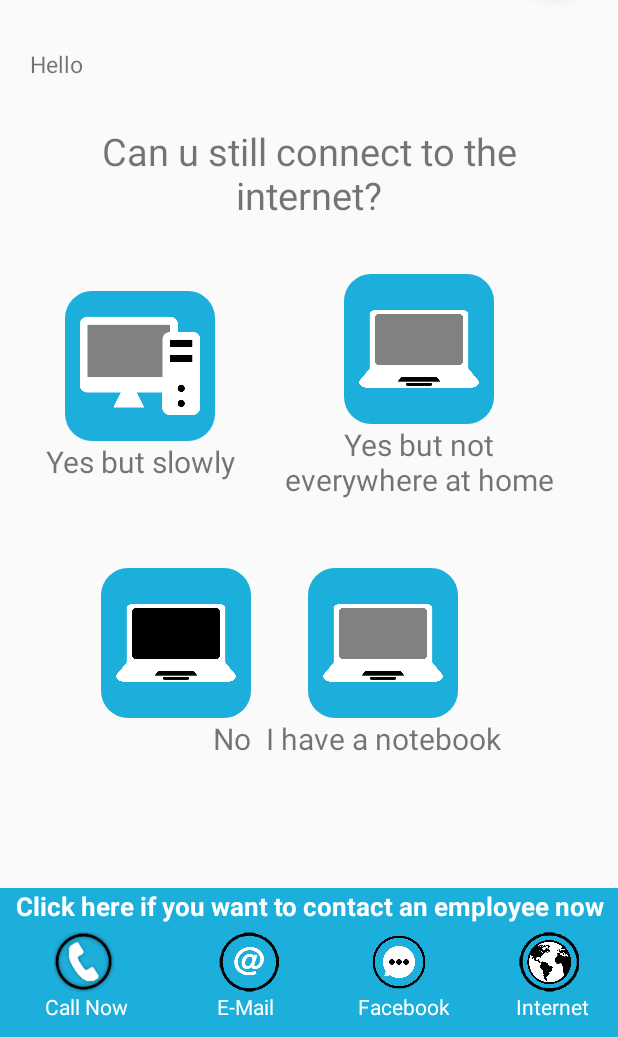
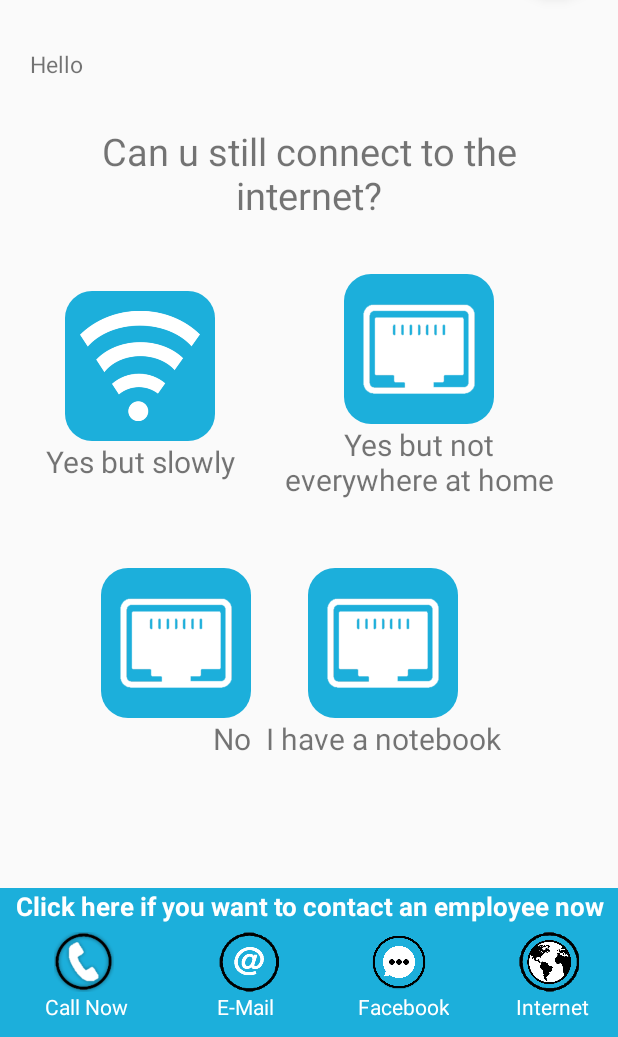
Before and after one commit to swavans/PCmeesters.nl-APP, an Android app: the InternetProblemsActivity screen opened directly, with no data from a screen before it, after a tap on "buttonA", on a phone screen of 412 x 824 dp, the part 199-1236 px from its top. Run offline under Robolectric (Android 15) with nearby library versions, the phone set to English and light mode, and no system bars.

Commit message:
Images added to the arraylist Strings

```diff
--- a/app/src/main/java/nl/pcmeesters/pcmeestersnl/InternetProblemsActivity.java
+++ b/app/src/main/java/nl/pcmeesters/pcmeestersnl/InternetProblemsActivity.java
@@ -1,7 +1,9 @@
 package nl.pcmeesters.pcmeestersnl;
 
+import android.graphics.drawable.Drawable;
 import android.os.Bundle;
 import android.view.View;
+import android.widget.ImageButton;
 import android.widget.TextView;
 
 import com.google.android.gms.common.server.converter.StringToIntConverter;
@@ -33,21 +35,39 @@ public class InternetProblemsActivity  extends BottomBarActivity{
         switch (currentQuestion.size())
         {
 
-            case 5:setContentView(R.layout.two_answer_question);
+            case 7:setContentView(R.layout.two_answer_question);
                 TextView answer2A = (TextView) findViewById(R.id.answerA);
                 answer2A.setText(currentQuestion.get(1));
                 TextView answer2B = (TextView) findViewById(R.id.answerB);
                 answer2B.setText(currentQuestion.get(3));
+
+                ImageButton button2A = (ImageButton) findViewById(R.id.buttonA);
+                ImageButton button2B = (ImageButton) findViewById(R.id.buttonB);
+                Drawable drawable2A = getResources().getDrawable(getResources().getIdentifier(currentQuestion.get(5), "drawable", getPackageName()),getTheme());
+                button2A.setImageDrawable(drawable2A);
+                Drawable drawable2B = getResources().getDrawable(getResources().getIdentifier(currentQuestion.get(6), "drawable", getPackageName()),getTheme());
+                button2B.setImageDrawable(drawable2B);
                 break;
-            case 7:setContentView(R.layout.three_answer_question);
+            case 10:setContentView(R.layout.three_answer_question);
                 TextView answer3A = (TextView) findViewById(R.id.answerA);
                 answer3A.setText(currentQuestion.get(1));
                 TextView answer3B = (TextView) findViewById(R.id.answerB);
                 answer3B.setText(currentQuestion.get(3));
                 TextView answer3C = (TextView) findViewById(R.id.answerC);
                 answer3C.setText(currentQuestion.get(5));
+
+                ImageButton button3A = (ImageButton) findViewById(R.id.buttonA);
+                ImageButton button3B = (ImageButton) findViewById(R.id.buttonB);
+                ImageButton button3C = (ImageButton) findViewById(R.id.buttonC);
+                Drawable drawable3A = getResources().getDrawable(getResources().getIdentifier(currentQuestion.get(7), "drawable", getPackageName()),getTheme());
+                button3A.setImageDrawable(drawable3A);
+                Drawable drawable3B = getResources().getDrawable(getResources().getIdentifier(currentQuestion.get(8), "drawable", getPackageName()),getTheme());
+                button3B.setImageDrawable(drawable3B);
+                Drawable drawable3C = getResources().getDrawable(getResources().getIdentifier(currentQuestion.get(9), "drawable", getPackageName()),getTheme());
+                button3C.setImageDrawable(drawable3C);
+
                 break;
-            case 9:setContentView(R.layout.four_answer_question);
+            case 13:setContentView(R.layout.four_answer_question);
                 TextView answer4A = (TextView) findViewById(R.id.answerA);
                 answer4A.setText(currentQuestion.get(1));
                 TextView answer4B = (TextView) findViewById(R.id.answerB);
@@ -56,7 +76,18 @@ public class InternetProblemsActivity  extends BottomBarActivity{
                 answer4C.setText(currentQuestion.get(5));
                 TextView answer4D = (TextView) findViewById(R.id.answerC);
                 answer4D.setText(currentQuestion.get(7));
-
+                ImageButton button4A = (ImageButton) findViewById(R.id.buttonA);
+                ImageButton button4B = (ImageButton) findViewById(R.id.buttonB);
+                ImageButton button4C = (ImageButton) findViewById(R.id.buttonC);
+                ImageButton button4D = (ImageButton) findViewById(R.id.buttonD);
+                Drawable drawable4A = getResources().getDrawable(getResources().getIdentifier(currentQuestion.get(9), "drawable", getPackageName()),getTheme());
+                button4A.setImageDrawable(drawable4A);
+                Drawable drawable4B = getResources().getDrawable(getResources().getIdentifier(currentQuestion.get(10), "drawable", getPackageName()),getTheme());
+                button4B.setImageDrawable(drawable4B);
+                Drawable drawable4C = getResources().getDrawable(getResources().getIdentifier(currentQuestion.get(11), "drawable", getPackageName()),getTheme());
+                button4C.setImageDrawable(drawable4C);
+                Drawable drawable4D = getResources().getDrawable(getResources().getIdentifier(currentQuestion.get(12), "drawable", getPackageName()),getTheme());
+                button4D.setImageDrawable(drawable4D);
                 break;
             default:
                 setContentView(R.layout.sign_in);
@@ -109,7 +140,8 @@ public class InternetProblemsActivity  extends BottomBarActivity{
          ArrayList<String> question5 = new ArrayList<>();
         String[] questionPart0 = new String[]{getString(R.string.iQuestion0_question),
                 getString(R.string.iQuestion0_answerA),getString(R.string.iQuestion0_nextIDA),
-                getString(R.string.iQuestion0_answerB),getString(R.string.iQuestion0_nextIDB)};
+                getString(R.string.iQuestion0_answerB),getString(R.string.iQuestion0_nextIDB),
+                getString(R.string.iQuestion0_imageA),getString(R.string.iQuestion0_imageB)};
         question0.addAll(Arrays.asList(questionPart0));
         questions.add(question0);
 
@@ -117,20 +149,25 @@ public class InternetProblemsActivity  extends BottomBarActivity{
                 getString(R.string.iQuestion1_answerA),getString(R.string.iQuestion1_nextIDA),
                 getString(R.string.iQuestion1_answerB),getString(R.string.iQuestion1_nextIDB),
                 getString(R.string.iQuestion1_answerC),getString(R.string.iQuestion1_nextIDC),
-                getString(R.string.iQuestion1_answerD),getString(R.string.iQuestion1_nextIDD)};
+                getString(R.string.iQuestion1_answerD),getString(R.string.iQuestion1_nextIDD),
+                getString(R.string.iQuestion1_imageA),getString(R.string.iQuestion1_imageB),
+                getString(R.string.iQuestion1_imageC),getString(R.string.iQuestion1_imageD)};
         question1.addAll(Arrays.asList(questionPart1));
         questions.add(question1);
 
         String[] questionPart2 = new String[]{getString(R.string.iQuestion2_question),
                 getString(R.string.iQuestion2_answerA),getString(R.string.iQuestion2_nextIDA),
-                getString(R.string.iQuestion2_answerB),getString(R.string.iQuestion2_nextIDB)};
+                getString(R.string.iQuestion2_answerB),getString(R.string.iQuestion2_nextIDB),
+                getString(R.string.iQuestion2_imageA),getString(R.string.iQuestion2_imageB)};
         question2.addAll(Arrays.asList(questionPart2));
         questions.add(question2);
 
         String[] questionPart3 = new String[]{getString(R.string.iQuestion3_question),
                 getString(R.string.iQuestion3_answerA),getString(R.string.iQuestion3_nextIDA),
                 getString(R.string.iQuestion3_answerB),getString(R.string.iQuestion3_nextIDB),
-                getString(R.string.iQuestion3_answerC),getString(R.string.iQuestion3_nextIDC)
+                getString(R.string.iQuestion3_answerC),getString(R.string.iQuestion3_nextIDC),
+                getString(R.string.iQuestion3_imageA),getString(R.string.iQuestion3_imageB),
+                getString(R.string.iQuestion3_imageC)
         };
         question3.addAll(Arrays.asList(questionPart3));
         questions.add(question3);
@@ -138,14 +175,18 @@ public class InternetProblemsActivity  extends BottomBarActivity{
         String[] questionPart4 = new String[]{getString(R.string.iQuestion4_question),
                 getString(R.string.iQuestion4_answerA),getString(R.string.iQuestion4_nextIDA),
                 getString(R.string.iQuestion4_answerB),getString(R.string.iQuestion4_nextIDB),
-                getString(R.string.iQuestion4_answerC),getString(R.string.iQuestion4_nextIDC)
+                getString(R.string.iQuestion4_answerC),getString(R.string.iQuestion4_nextIDC),
+                getString(R.string.iQuestion4_imageA),getString(R.string.iQuestion4_imageB),
+                getString(R.string.iQuestion4_imageC)
         };
         question4.addAll(Arrays.asList(questionPart4));
         questions.add(question4);
 
         String[] questionPart5 = new String[]{getString(R.string.iQuestion5_question),
                 getString(R.string.iQuestion5_answerA),getString(R.string.iQuestion5_nextIDA),
-                getString(R.string.iQuestion5_answerB),getString(R.string.iQuestion5_nextIDB)};
+                getString(R.string.iQuestion5_answerB),getString(R.string.iQuestion5_nextIDB),
+                getString(R.string.iQuestion5_imageA),getString(R.string.iQuestion5_imageB)
+        };
         question5.addAll(Arrays.asList(questionPart5));
         questions.add(question5);
     }
--- a/app/src/main/res/layout/top_bar.xml
+++ b/app/src/main/res/layout/top_bar.xml
@@ -5,7 +5,6 @@
     android:layout_width="match_parent"
     android:layout_height="match_parent"
     android:orientation="vertical"
-    android:paddingBottom="@dimen/activity_vertical_margin"
     android:paddingLeft="@dimen/activity_horizontal_margin"
     android:paddingRight="@dimen/activity_horizontal_margin"
     app:layout_behavior="@string/appbar_scrolling_view_behavior"
--- a/app/src/main/res/values/strings.xml
+++ b/app/src/main/res/values/strings.xml
@@ -7,7 +7,7 @@
     <string name="question_3">Do you have a desktop or a notebook?</string>
     <string name="awnser_b_to_question_3">I have a notebook</string>
 
-    <string name="awnser_a_to_question_3">I have a desktop</string>
+    <string name="answer_a_to_question_3">I have a desktop</string>
     <string name="activate_phone">Click here</string>
     <string name="greet">Hello</string>
     <string name="greet2"> sorry to here that you are experiencing issues with your device.</string>
@@ -18,6 +18,9 @@
     <string name="iQuestion0_nextIDA">1</string>
     <string name="iQuestion0_answerB">Wired</string>
     <string name="iQuestion0_nextIDB">1</string>
+    <string name="iQuestion0_imageA">wifi</string>
+    <string name="iQuestion0_imageB">ethernet</string>
+
 
     <string name="iQuestion1_question">Can u still connect to the internet?</string>
     <string name="iQuestion1_answerA">Yes but slowly</string>
@@ -28,12 +31,19 @@
     <string name="iQuestion1_nextIDC">4</string>
     <string name="iQuestion1_answerD">No</string>
     <string name="iQuestion1_nextIDD">5</string>
+    <string name="iQuestion1_imageA">wifi</string>
+    <string name="iQuestion1_imageB">ethernet</string>
+    <string name="iQuestion1_imageC">ethernet</string>
+    <string name="iQuestion1_imageD">ethernet</string>
+
 
     <string name="iQuestion2_question">Are other device just as slow??</string>
     <string name="iQuestion2_answerA">Yes</string>
     <string name="iQuestion2_nextIDA">Please reset the router</string>
     <string name="iQuestion2_answerB">No</string>
     <string name="iQuestion2_nextIDB">The problem is in your devices internet adapter</string>
+    <string name="iQuestion2_imageA">wifi</string>
+    <string name="iQuestion2_imageB">ethernet</string>
 
     <string name="iQuestion3_question">Whats the aditional distance you want to cover?</string>
     <string name="iQuestion3_answerA">One to Five Meters</string>
@@ -42,6 +52,9 @@
     <string name="iQuestion3_nextIDB">Wifi Homeplug</string>
     <string name="iQuestion3_answerC">10 or more Meters</string>
     <string name="iQuestion3_nextIDC">Stronger router</string>
+    <string name="iQuestion3_imageA">wifi</string>
+    <string name="iQuestion3_imageB">ethernet</string>
+    <string name="iQuestion3_imageC">ethernet</string>
 
     <string name="iQuestion4_question">Please reboot your device. What does your internet icon display?</string>
     <string name="iQuestion4_answerA">Yellow Marking</string>
@@ -50,12 +63,16 @@
     <string name="iQuestion4_nextIDB">Check cables device is probably disconnected</string>
     <string name="iQuestion4_answerC">Nothing</string>
     <string name="iQuestion4_nextIDC">Please check the time on the device. Probably wrong settings?</string>
+    <string name="iQuestion4_imageA">wifi</string>
+    <string name="iQuestion4_imageB">ethernet</string>
+    <string name="iQuestion4_imageC">ethernet</string>
 
     <string name="iQuestion5_question">Please reboot your Router.Does it show lights?</string>
     <string name="iQuestion5_answerA">Yes</string>
     <string name="iQuestion5_nextIDA">Error in router settings or Malfunction</string>
     <string name="iQuestion5_answerB">No</string>
     <string name="iQuestion5_nextIDB">Router defect</string>
-
+    <string name="iQuestion5_imageA">wifi</string>
+    <string name="iQuestion5_imageB">ethernet</string>
 
 </resources>
```
Also changed, not shown: app/src/main/res/drawable/ethernet.png (added), app/src/main/res/drawable/wifi.png (added).
